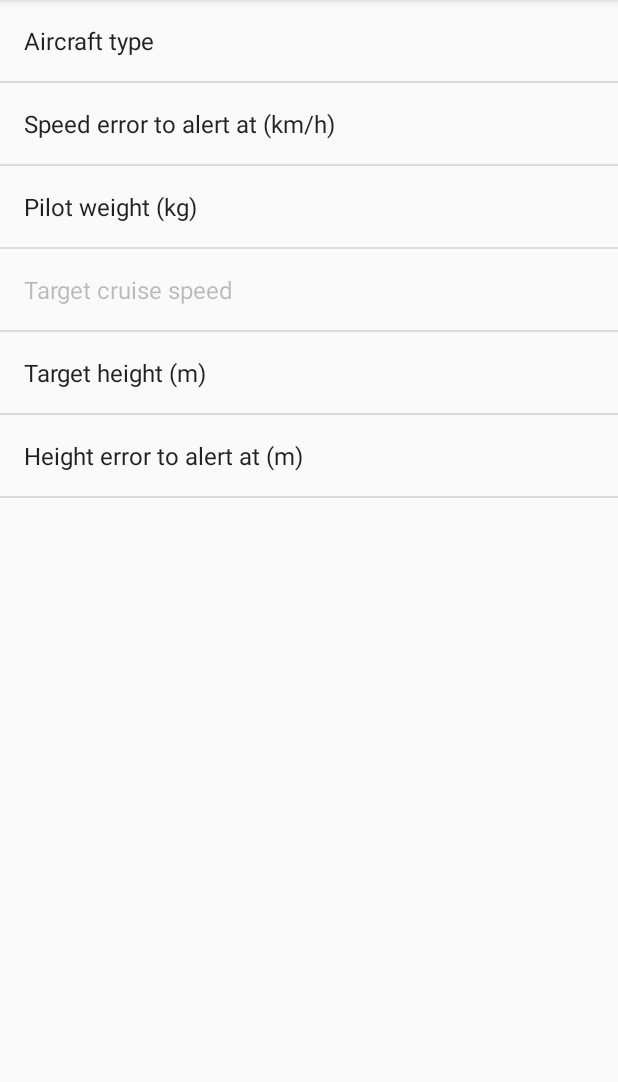
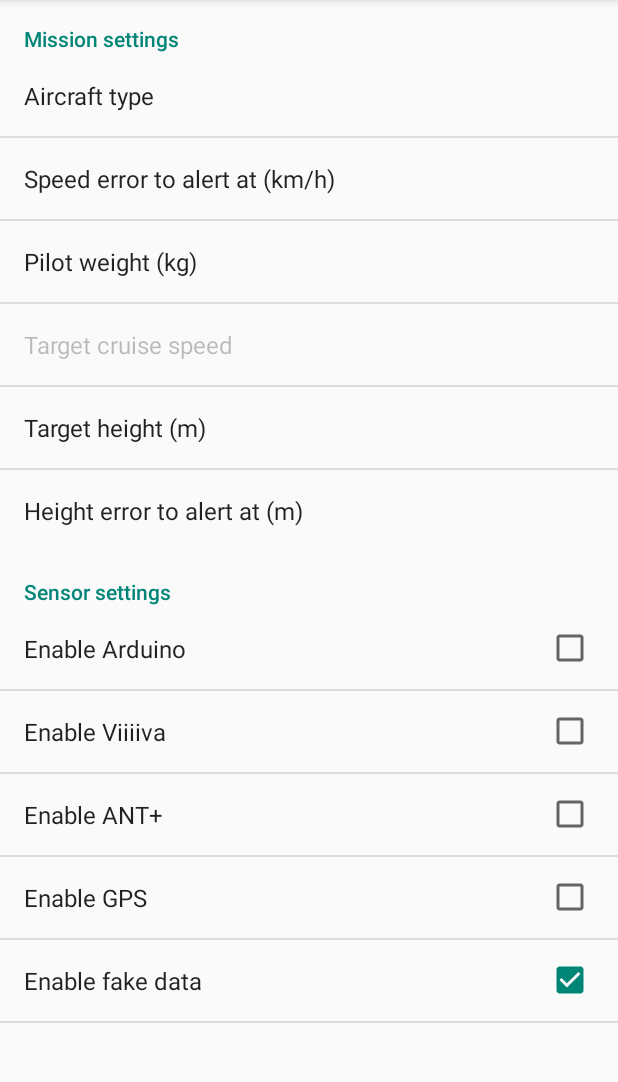
Before and after one commit to dash-pa/DaSH-Avionics, an Android app: the fragment AircraftSettingsFragment shown on its own in the app's theme, on a phone screen of 412 x 824 dp, the part 84-1166 px from its top. Run offline under Robolectric (Android 15) with nearby library versions, the phone set to English and light mode, and no system bars; 5 statements that could not run were skipped.

Commit message:
Added sensor preferences

```diff
--- a/mobile/src/main/java/org/dash/avionics/alerts/MeasurementAlerter.java
+++ b/mobile/src/main/java/org/dash/avionics/alerts/MeasurementAlerter.java
@@ -86,6 +86,7 @@ public class MeasurementAlerter
 
   public void start() {
     activeAlerts.clear();
+    hadNormalReadings.clear();
 
     // Assume no initial staleness.
     long now = System.currentTimeMillis();
--- a/mobile/src/main/res/values/strings.xml
+++ b/mobile/src/main/res/values/strings.xml
@@ -43,11 +43,20 @@
 
   <!-- Settings -->
   <string name="title_activity_aircraft_settings">Aircraft settings</string>
+
+  <string name="settings_cat_mission">Mission settings</string>
+  <string name="settings_cat_sensors">Sensor settings</string>
+
   <string name="settings_pilot_weight">Pilot weight (kg)</string>
   <string name="settings_alert_speed_delta">Speed error to alert at (km/h)</string>
   <string name="settings_no_cruise_speed">"Select an aircraft first</string>
   <string name="settings_target_height">Target height (m)</string>
   <string name="settings_alert_height_delta">Height error to alert at (m)</string>
+  <string name="settings_sensor_arduino">Enable Arduino</string>
+  <string name="settings_sensor_viiiiva">Enable Viiiiva</string>
+  <string name="settings_sensor_antplus">Enable ANT+</string>
+  <string name="settings_sensor_gps">Enable GPS</string>
+  <string name="settings_sensor_fake">Enable fake data</string>
 
   <string name="settings_key_aircraft_type">aircraft_type</string>
   <string name="settings_key_speed_delta">speed_delta</string>
@@ -55,6 +64,11 @@
   <string name="settings_key_cruise_speed">cruise_speed</string>
   <string name="settings_key_target_height">height_delta</string>
   <string name="settings_key_height_delta">alert_height_delta</string>
+  <string name="settings_key_sensor_arduino">sensors_enable_arduino</string>
+  <string name="settings_key_sensor_viiiiva">sensors_enable_viiiiva</string>
+  <string name="settings_key_sensor_antplus">sensors_enable_antplus</string>
+  <string name="settings_key_sensor_gps">sensors_enable_gps</string>
+  <string name="settings_key_sensor_fake">sensors_enable_fake</string>
 
   <string-array name="settings_aircraft_type_names">
     <item>V5</item>
--- a/mobile/src/main/res/xml/aircraft_settings.xml
+++ b/mobile/src/main/res/xml/aircraft_settings.xml
@@ -1,5 +1,7 @@
 <?xml version="1.0" encoding="utf-8"?>
 <PreferenceScreen xmlns:android="http://schemas.android.com/apk/res/android">
+
+  <PreferenceCategory android:title="@string/settings_cat_mission">
 
     <ListPreference
         android:entries="@array/settings_aircraft_type_names"
@@ -18,9 +20,9 @@
         android:title="@string/settings_pilot_weight"/>
 
     <Preference
+        android:enabled="false"
         android:key="@string/settings_key_cruise_speed"
         android:persistent="false"
-      android:enabled="false"
         android:title="Target cruise speed"/>
 
     <EditTextPreference
@@ -32,5 +34,35 @@
         android:numeric="decimal"
         android:title="@string/settings_alert_height_delta"/>
 
+  </PreferenceCategory>
+
+  <PreferenceCategory android:title="@string/settings_cat_sensors">
+
+    <CheckBoxPreference
+        android:defaultValue="false"
+        android:key="@string/settings_key_sensor_arduino"
+        android:title="@string/settings_sensor_arduino"/>
+
+    <CheckBoxPreference
+        android:defaultValue="false"
+        android:key="@string/settings_key_sensor_viiiiva"
+        android:title="@string/settings_sensor_viiiiva"/>
+
+    <CheckBoxPreference
+        android:defaultValue="false"
+        android:key="@string/settings_key_sensor_antplus"
+        android:title="@string/settings_sensor_antplus"/>
+
+    <CheckBoxPreference
+        android:defaultValue="false"
+        android:key="@string/settings_key_sensor_gps"
+        android:title="@string/settings_sensor_gps"/>
+
+    <CheckBoxPreference
+        android:defaultValue="true"
+        android:key="@string/settings_key_sensor_fake"
+        android:title="@string/settings_sensor_fake"/>
+
+  </PreferenceCategory>
 
 </PreferenceScreen>
```
Also changed, not shown: mobile/src/main/java/org/dash/avionics/display/PFDActivity.java (+5 -15 lines), mobile/src/main/java/org/dash/avionics/sensors/SensorPreferences.java (added, +25 -0 lines), mobile/src/main/java/org/dash/avionics/sensors/SensorsService.java (+16 -16 lines). Lines whose indentation alone changed are shown as unchanged.
